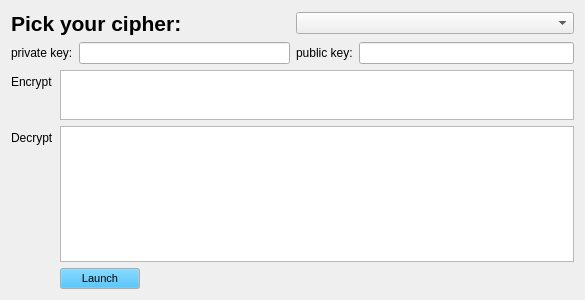
First picture: the form in ciphers-list.ui, repository MohamedMouloudj/Ciphers-app, before the edit.
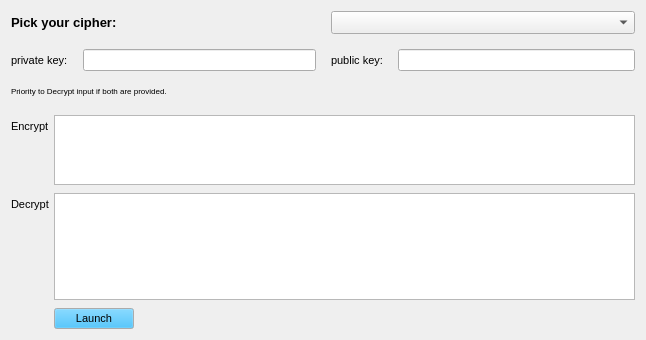
Second picture: the form after the edit.

```diff
--- a/ciphers-list.ui
+++ b/ciphers-list.ui
@@ -6,29 +6,46 @@
    <rect>
     <x>0</x>
     <y>0</y>
-    <width>585</width>
-    <height>300</height>
+    <width>646</width>
+    <height>340</height>
    </rect>
   </property>
+  <property name="sizePolicy">
+   <sizepolicy hsizetype="Preferred" vsizetype="Preferred">
+    <horstretch>0</horstretch>
+    <verstretch>0</verstretch>
+   </sizepolicy>
+  </property>
   <property name="maximumSize">
    <size>
-    <width>700</width>
+    <width>800</width>
     <height>500</height>
    </size>
   </property>
+  <property name="font">
+   <font>
+    <pointsize>16</pointsize>
+   </font>
+  </property>
   <property name="windowTitle">
    <string>Form</string>
   </property>
   <layout class="QVBoxLayout" name="verticalLayout_2">
+   <property name="spacing">
+    <number>19</number>
+   </property>
    <item>
-    <layout class="QVBoxLayout" name="verticalLayout" stretch="0,0">
+    <layout class="QVBoxLayout" name="verticalLayout" stretch="2,0,0">
+     <property name="spacing">
+      <number>15</number>
+     </property>
      <item>
       <layout class="QHBoxLayout" name="horizontalLayout">
        <item alignment="Qt::AlignVCenter">
         <widget class="QLabel" name="label">
          <property name="font">
           <font>
-           <pointsize>16</pointsize>
+           <pointsize>10</pointsize>
            <weight>75</weight>
            <bold>true</bold>
           </font>
@@ -39,7 +56,13 @@
         </widget>
        </item>
        <item alignment="Qt::AlignVCenter">
-        <widget class="QComboBox" name="cipherCombo"/>
+        <widget class="QComboBox" name="cipherCombo">
+         <property name="font">
+          <font>
+           <pointsize>10</pointsize>
+          </font>
+         </property>
+        </widget>
        </item>
       </layout>
      </item>
@@ -49,13 +72,24 @@
         <layout class="QHBoxLayout" name="horizontalLayout_4">
          <item>
           <widget class="QLabel" name="prvKeyLabel">
+           <property name="font">
+            <font>
+             <pointsize>8</pointsize>
+            </font>
+           </property>
            <property name="text">
             <string>private key:</string>
            </property>
           </widget>
          </item>
          <item>
-          <widget class="QLineEdit" name="prvInput"/>
+          <widget class="QLineEdit" name="prvInput">
+           <property name="font">
+            <font>
+             <pointsize>8</pointsize>
+            </font>
+           </property>
+          </widget>
          </item>
         </layout>
        </item>
@@ -63,24 +97,61 @@
         <layout class="QHBoxLayout" name="horizontalLayout_3">
          <item>
           <widget class="QLabel" name="pubKeyLabel">
+           <property name="font">
+            <font>
+             <pointsize>8</pointsize>
+            </font>
+           </property>
            <property name="text">
             <string>public key:</string>
            </property>
           </widget>
          </item>
          <item>
-          <widget class="QLineEdit" name="pubInput"/>
+          <widget class="QLineEdit" name="pubInput">
+           <property name="font">
+            <font>
+             <pointsize>8</pointsize>
+            </font>
+           </property>
+          </widget>
          </item>
         </layout>
        </item>
       </layout>
      </item>
+     <item>
+      <widget class="QLabel" name="label_2">
+       <property name="font">
+        <font>
+         <pointsize>6</pointsize>
+        </font>
+       </property>
+       <property name="text">
+        <string>Priority to Decrypt input if both are provided.</string>
+       </property>
+      </widget>
+     </item>
     </layout>
    </item>
    <item>
     <layout class="QFormLayout" name="formLayout_2">
+     <property name="sizeConstraint">
+      <enum>QLayout::SetDefaultConstraint</enum>
+     </property>
+     <property name="horizontalSpacing">
+      <number>5</number>
+     </property>
+     <property name="verticalSpacing">
+      <number>8</number>
+     </property>
      <item row="0" column="0">
       <widget class="QLabel" name="encryptLabel">
+       <property name="font">
+        <font>
+         <pointsize>8</pointsize>
+        </font>
+       </property>
        <property name="text">
         <string>Encrypt</string>
        </property>
@@ -97,7 +168,7 @@
        <property name="minimumSize">
         <size>
          <width>0</width>
-         <height>50</height>
+         <height>70</height>
         </size>
        </property>
        <property name="maximumSize">
@@ -106,20 +177,39 @@
          <height>60</height>
         </size>
        </property>
+       <property name="font">
+        <font>
+         <pointsize>8</pointsize>
+        </font>
+       </property>
       </widget>
      </item>
      <item row="1" column="0">
       <widget class="QLabel" name="decryptLabel">
+       <property name="font">
+        <font>
+         <pointsize>8</pointsize>
+        </font>
+       </property>
        <property name="text">
         <string>Decrypt</string>
        </property>
       </widget>
      </item>
      <item row="1" column="1">
-      <widget class="QPlainTextEdit" name="decryptInput"/>
+      <widget class="QPlainTextEdit" name="decryptInput">
+       <property name="font">
+        <font>
+         <pointsize>8</pointsize>
+        </font>
+       </property>
+      </widget>
      </item>
      <item row="2" column="1">
       <widget class="QPushButton" name="launch">
+       <property name="enabled">
+        <bool>true</bool>
+       </property>
        <property name="maximumSize">
         <size>
          <width>80</width>
@@ -579,6 +669,12 @@
        <property name="text">
         <string>Launch</string>
        </property>
+       <property name="iconSize">
+        <size>
+         <width>16</width>
+         <height>16</height>
+        </size>
+       </property>
       </widget>
      </item>
     </layout>
```
